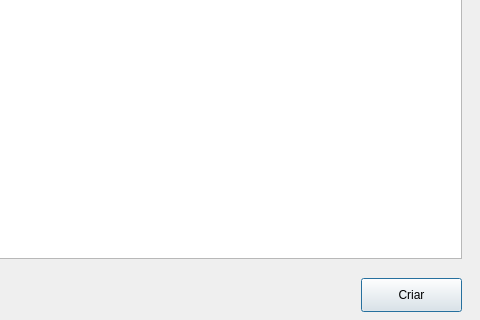
bedi1982/Oficina, file Service_Create_Description.ui: the form before one commit; both pictures show x 189 to 669 and y 82 to 402 of the 669 by 402 pixel window.
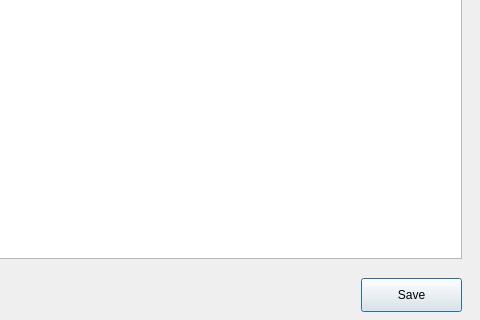
The form after the commit.

The edit to the form file:
```diff
--- a/Service_Create_Description.ui
+++ b/Service_Create_Description.ui
@@ -89,7 +89,7 @@
     </sizepolicy>
    </property>
    <property name="text">
-    <string>Criar</string>
+    <string>Save</string>
    </property>
   </widget>
   <widget class="QLabel" name="lbl_Emoticon">
```
Left out of the diff: 6 changed lines with no effect on the pictures.
